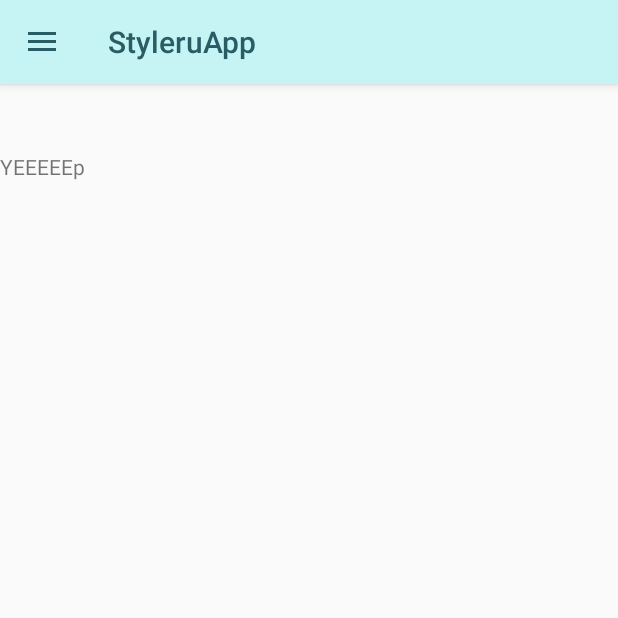
After one commit to Tetawex/StyleruApp, an Android app: the fragment PersonFragment placed in its activity, on a phone screen of 412 x 824 dp, the top half of it. The commit adds this screen. Run offline under Robolectric (Android 15) with nearby library versions, the phone set to English and light mode, and no system bars; our stand-ins replace ButterKnife; 1 statement that could not run was skipped.

```diff
--- /dev/null
+++ b/app/src/main/java/org/styleru/styleruapp/view/fragments/PersonFragment.java
@@ -0,0 +1,28 @@
+package org.styleru.styleruapp.view.fragments;
+
+
+import android.os.Bundle;
+import android.support.v4.app.Fragment;
+import android.view.LayoutInflater;
+import android.view.View;
+import android.view.ViewGroup;
+
+import org.styleru.styleruapp.R;
+
+
+public class PersonFragment extends Fragment {
+
+
+    public PersonFragment() {
+        // Required empty public constructor
+    }
+
+
+    @Override
+    public View onCreateView(LayoutInflater inflater, ViewGroup container,
+                             Bundle savedInstanceState) {
+        // Inflate the layout for this fragment
+        return inflater.inflate(R.layout.fragment_person, container, false);
+    }
+
+}
--- /dev/null
+++ b/app/src/main/res/layout/fragment_person.xml
@@ -0,0 +1,14 @@
+<FrameLayout xmlns:android="http://schemas.android.com/apk/res/android"
+    xmlns:tools="http://schemas.android.com/tools"
+    android:layout_width="match_parent"
+    android:layout_height="match_parent"
+    android:paddingTop="45dp"
+    tools:context="org.styleru.styleruapp.view.fragments.PersonFragment">
+
+    <!-- TODO: Update blank fragment layout -->
+    <TextView
+        android:layout_width="match_parent"
+        android:layout_height="match_parent"
+        android:text="YEEEEEp" />
+
+</FrameLayout>
```
Also changed, not shown: app/src/main/java/org/styleru/styleruapp/view/adapter/tab/ViewPagerAdapter.java (added, +43 -0 lines), app/src/main/java/org/styleru/styleruapp/view/fragments/AllPeopleFragment.java (added, +30 -0 lines), app/src/main/java/org/styleru/styleruapp/view/fragments/PeopleFragment.java (+19 -2 lines), app/src/main/res/layout/fragment_allpeople.xml (added, +28 -0 lines), app/src/main/res/layout/fragment_fragment_people.xml (+29 -22 lines), app/build.gradle (line endings or trailing spaces).
